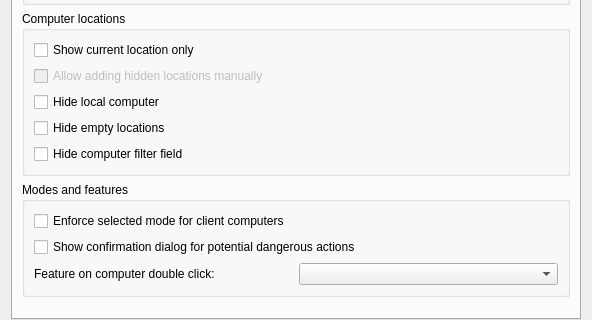
This is configurator/src/MasterConfigurationPage.ui in veyon/veyon as Qt 5 draws it before an edit; both pictures show x 0 to 592 and y 169 to 489 of the 592 by 489 pixel window. The edited form follows.
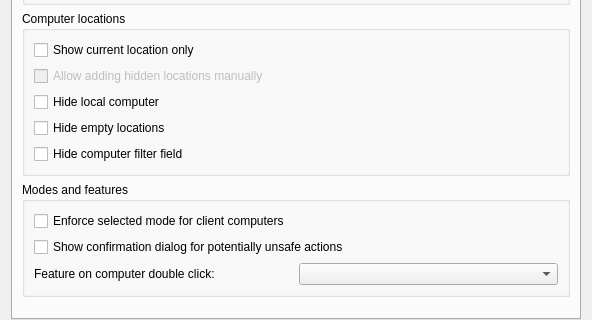
This is the edited form. The open tabs and pages were chosen to show the change. Icons and pictures are not drawn.

Commit message: MasterConfiguration: rename dangerous to unsafe

Diff of the .ui file:
```diff
--- a/configurator/src/MasterConfigurationPage.ui
+++ b/configurator/src/MasterConfigurationPage.ui
@@ -306,7 +306,7 @@
              <string>Actions such as rebooting or powering down computers</string>
             </property>
             <property name="text">
-             <string>Show confirmation dialog for potential dangerous actions</string>
+             <string>Show confirmation dialog for potentially unsafe actions</string>
             </property>
            </widget>
           </item>
```
Left out of the diff: 2 changed lines with no effect on the pictures. The commit also changes 4 other files.
